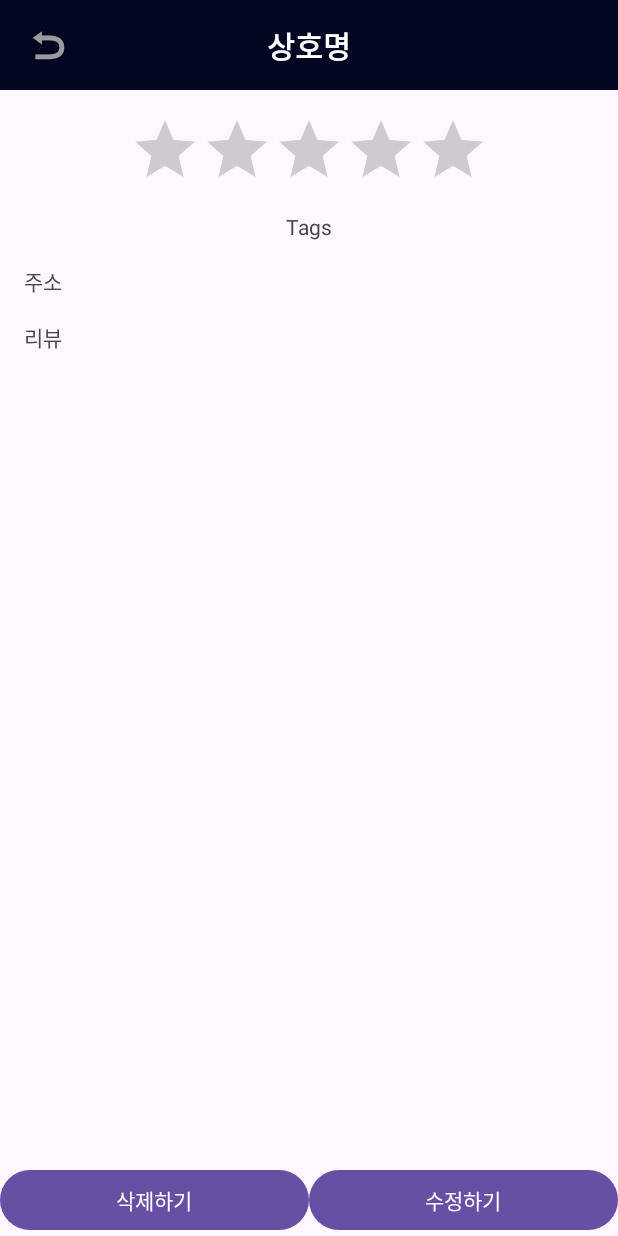
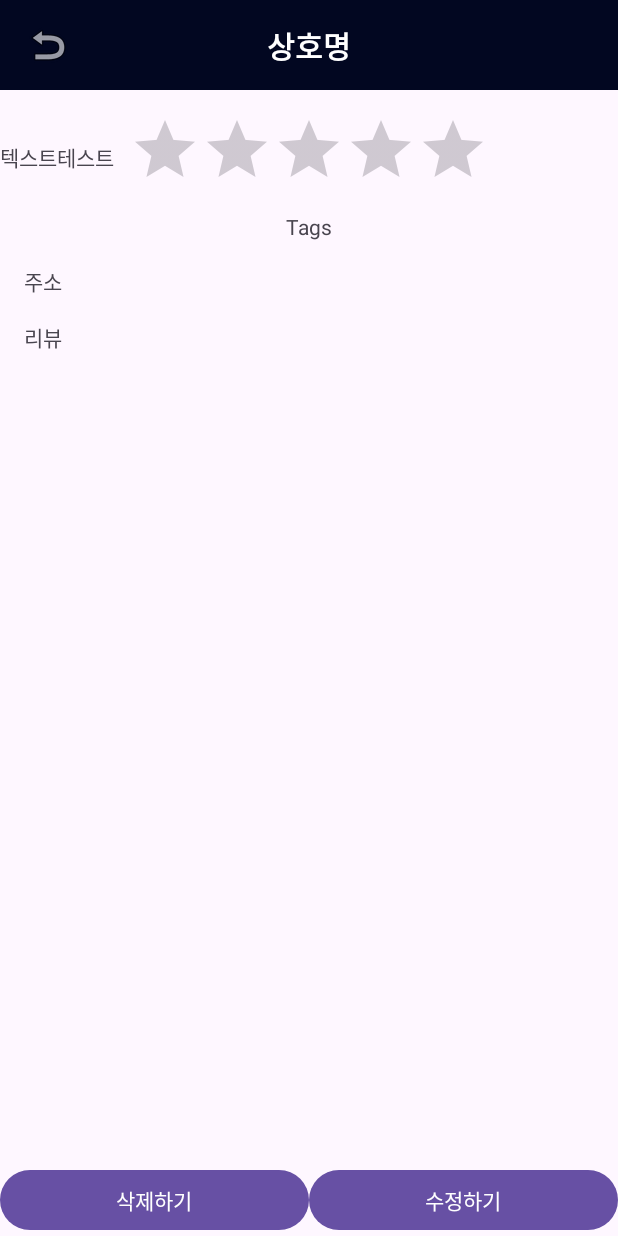
Before and after one commit to cbh1992/Project-Ffactory-secretreview, an Android app: the layout activity_review_detail.xml on its own in the app's theme, with its tools: preview values and no code run, on a phone screen of 412 x 824 dp. Run offline under Robolectric (Android 15) with nearby library versions, the phone set to English and light mode, and no system bars.

```diff
--- a/app/src/main/java/com/ffactory/secretreview/MainActivity.kt
+++ b/app/src/main/java/com/ffactory/secretreview/MainActivity.kt
@@ -23,7 +23,7 @@ import com.google.firebase.ktx.Firebase
 
 class MainActivity : AppCompatActivity() {
     private lateinit var binding : ActivityMainBinding
-    private var idItems = mutableListOf<String>()
+    private var documentID = mutableListOf<String>()
     private var loadItems = mutableListOf<ItemDataClass>()
     //private lateinit var adapter: MainRecyclerViewAdapter
     var firestore : FirebaseFirestore? = null
@@ -88,6 +88,7 @@ inner class MainRecyclerViewAdapter : RecyclerView.Adapter<RecyclerView.ViewHold
         init {
             itemView.setOnClickListener {
                 binding
+                //val pathInt : Int = adapterPosition.takeIf { it != RecyclerView.NO_POSITION } ?: return@setOnClickListener
                 val detailName : TextView = itemView.findViewById(R.id.ItemName)
                 val detailTag : TextView = itemView.findViewById(R.id.ItemTag)
                 val detailLocation : TextView = itemView.findViewById(R.id.ItemLocation)
@@ -99,9 +100,10 @@ inner class MainRecyclerViewAdapter : RecyclerView.Adapter<RecyclerView.ViewHold
                 tossToDetail.putExtra("Location", detailLocation.text.toString())
                 tossToDetail.putExtra("Score", detailScore.text.toString())
                 tossToDetail.putExtra("Text", detailText.text.toString())
+                //tossToDetail.putExtra("UID",documentID[pathInt])
                 startActivity(tossToDetail)
+                }
             }
-        }
         }
     override fun getItemCount(): Int {
         return items.size
--- a/app/src/main/res/layout/activity_review_detail.xml
+++ b/app/src/main/res/layout/activity_review_detail.xml
@@ -112,4 +112,23 @@
             android:text="수정하기" />
     </LinearLayout>
 
+    <TextView
+        android:id="@+id/DetailScoreText"
+        android:layout_width="wrap_content"
+        android:layout_height="wrap_content"
+        android:text="TextView"
+        android:visibility="invisible"
+        app:layout_constraintBottom_toBottomOf="@+id/DetailScore"
+        app:layout_constraintStart_toEndOf="@+id/DetailScore"
+        app:layout_constraintTop_toTopOf="@+id/DetailScore" />
+
+    <TextView
+        android:id="@+id/TestBox"
+        android:layout_width="wrap_content"
+        android:layout_height="wrap_content"
+        android:text="텍스트테스트"
+        app:layout_constraintBottom_toBottomOf="@+id/DetailScore"
+        app:layout_constraintStart_toStartOf="parent"
+        app:layout_constraintTop_toTopOf="@+id/DetailScore" />
+
 </androidx.constraintlayout.widget.ConstraintLayout>
```
Also changed, not shown: app/src/main/java/com/ffactory/secretreview/ReviewPage/ReviewDetail.kt (+35 -1 lines).
